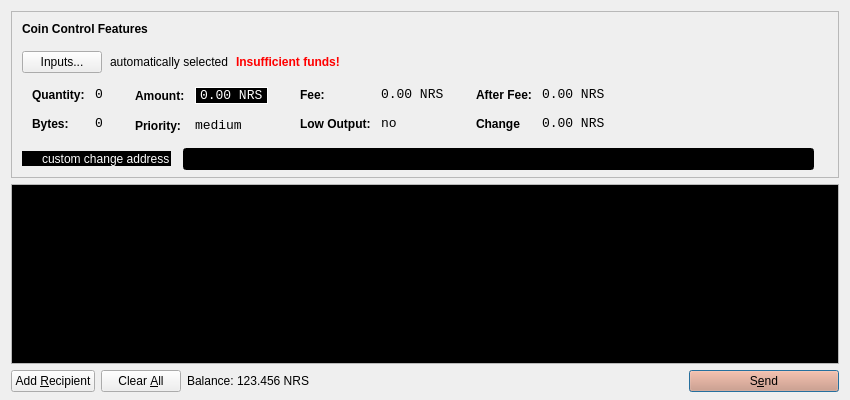
First picture: the form in src/qt/forms/sendcoinsdialog.ui, repository NoirX/NoirShares-v2-old, before the edit.
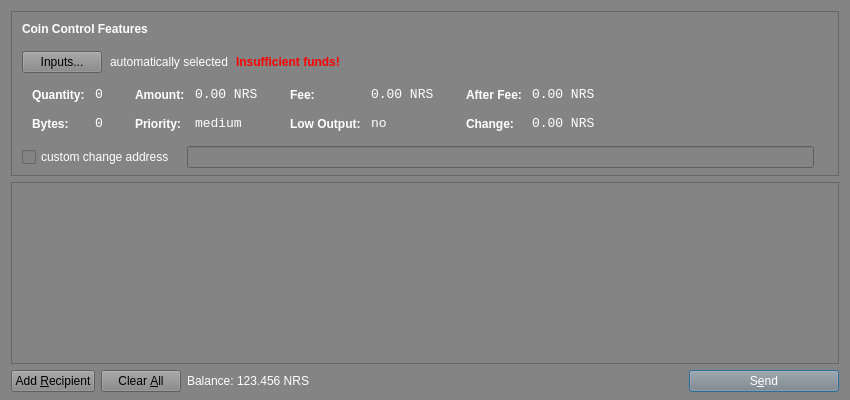
Second picture: the form after the edit. Icons and pictures are not drawn.

```diff
--- a/src/qt/forms/sendcoinsdialog.ui
+++ b/src/qt/forms/sendcoinsdialog.ui
@@ -13,6 +13,10 @@
   <property name="windowTitle">
    <string>Send Coins</string>
   </property>
+  <property name="styleSheet">
+   <string notr="true">background-color: rgb(132, 132, 132);
+color: rgb(255, 255, 255);</string>
+  </property>
   <layout class="QVBoxLayout" name="verticalLayout" stretch="0,1,0">
    <property name="bottomMargin">
     <number>8</number>
@@ -104,7 +108,7 @@
           <item>
            <widget class="QPushButton" name="pushButtonCoinControl">
             <property name="styleSheet">
-             <string notr="true"/>
+             <string notr="true">color: rgb(0, 0, 0);</string>
             </property>
             <property name="text">
              <string>Inputs...</string>
@@ -329,9 +333,6 @@
                  <property name="contextMenuPolicy">
                   <enum>Qt::ActionsContextMenu</enum>
                  </property>
-                 <property name="styleSheet">
-                  <string notr="true">color:white;background-color:black;border-width:1px;border-style:solid;border-color:white;</string>
-                 </property>
                  <property name="text">
                   <string>0.00 NRS</string>
                  </property>
@@ -518,7 +519,7 @@
                   <string notr="true">font-weight:bold;</string>
                  </property>
                  <property name="text">
-                  <string>Change</string>
+                  <string>Change:</string>
                  </property>
                 </widget>
                </item>
@@ -567,9 +568,6 @@
           </property>
           <item>
            <widget class="QCheckBox" name="checkBoxCoinControlChange">
-            <property name="styleSheet">
-             <string notr="true">color:white;background-color:black;border-width:1px</string>
-            </property>
             <property name="text">
              <string>custom change address</string>
             </property>
@@ -586,9 +584,6 @@
               <verstretch>0</verstretch>
              </sizepolicy>
             </property>
-            <property name="styleSheet">
-             <string notr="true">color:white;background-color:black;border-width:1px</string>
-            </property>
            </widget>
           </item>
           <item>
@@ -644,12 +639,9 @@
         <x>0</x>
         <y>0</y>
         <width>830</width>
-        <height>150</height>
+        <height>152</height>
        </rect>
       </property>
-      <property name="styleSheet">
-       <string notr="true">color:white;background-color:black;border-width:1px</string>
-      </property>
       <layout class="QVBoxLayout" name="verticalLayout_2">
        <property name="leftMargin">
         <number>0</number>
@@ -694,6 +686,9 @@
        <property name="toolTip">
         <string>Send to multiple recipients at once</string>
        </property>
+       <property name="styleSheet">
+        <string notr="true">color: rgb(0, 0, 0);</string>
+       </property>
        <property name="text">
         <string>Add &amp;Recipient</string>
        </property>
@@ -717,6 +712,9 @@
        <property name="toolTip">
         <string>Remove all transaction fields</string>
        </property>
+       <property name="styleSheet">
+        <string notr="true">color: rgb(0, 0, 0);</string>
+       </property>
        <property name="text">
         <string>Clear &amp;All</string>
        </property>
@@ -783,10 +781,6 @@
        <property name="toolTip">
         <string>Confirm the send action</string>
        </property>
-       <property name="styleSheet">
-        <string notr="true">color: rgb(0, 0, 0);
-background-color: rgb(221, 145, 114);</string>
-       </property>
        <property name="text">
         <string>S&amp;end</string>
        </property>
```
Left out of the diff: 12 changed lines with no effect on the pictures.
